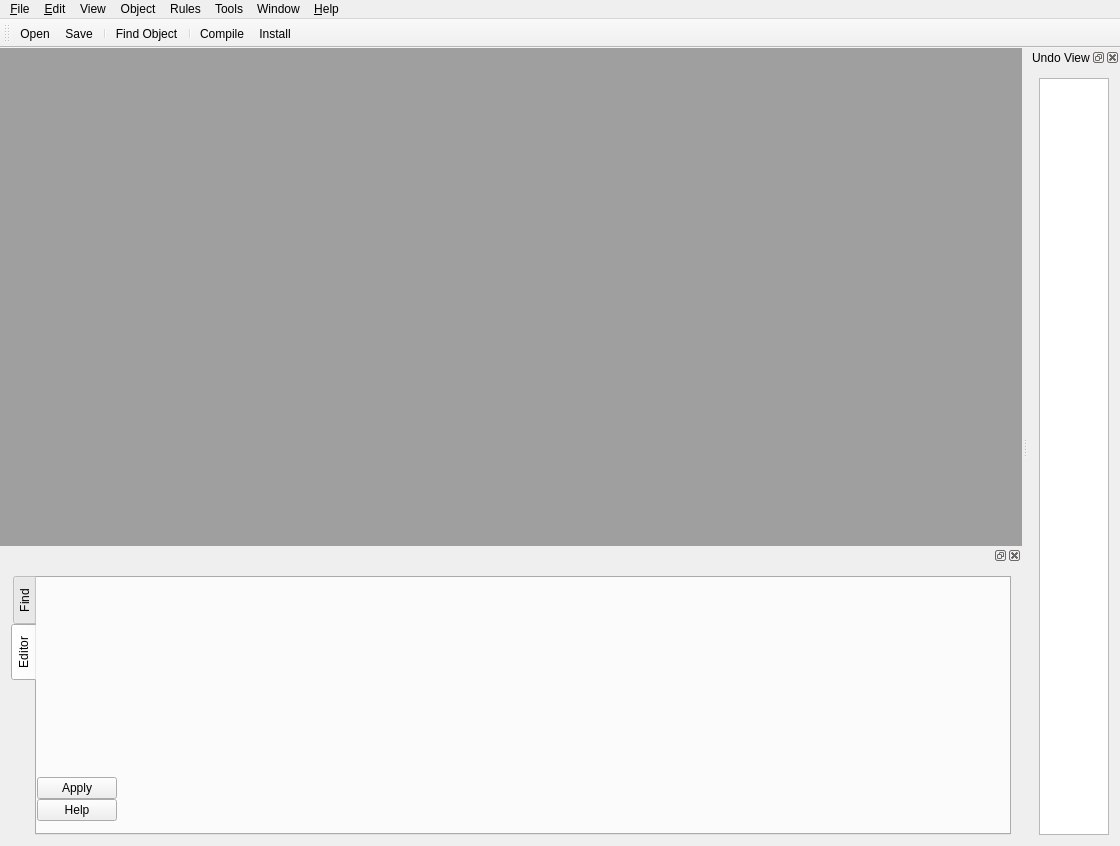
Old version of the form src/gui/FWBMainWindow_q.ui in the repository fwbuilder/fwbuilder.
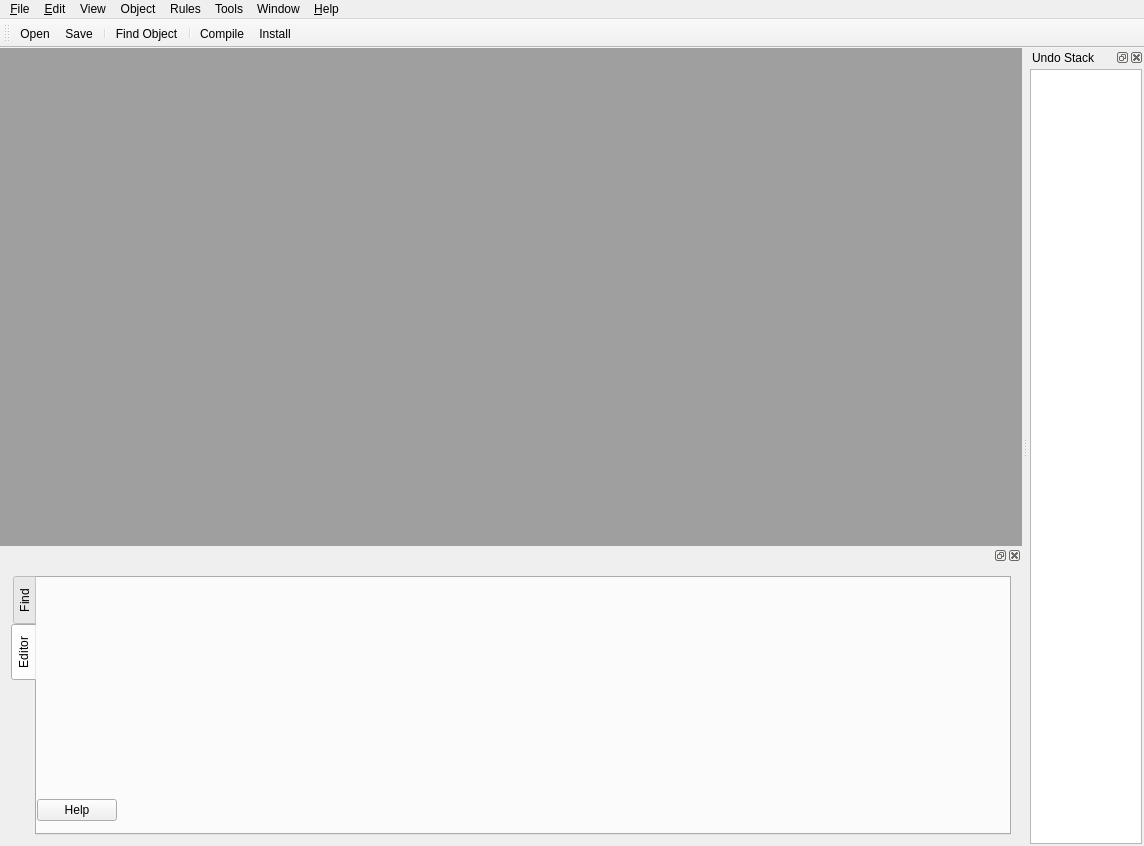
New version of the form. Icons and pictures are not drawn. Custom widgets are drawn as their Qt base class.

Commit message: object dialogs save changes instantly. Fixes #669

```diff
--- a/src/gui/FWBMainWindow_q.ui
+++ b/src/gui/FWBMainWindow_q.ui
@@ -5,11 +5,11 @@
   <property name="enabled">
    <bool>true</bool>
   </property>
-  <property name="geometry">
+  <property name="geometry" >
    <rect>
     <x>0</x>
     <y>0</y>
-    <width>1109</width>
+    <width>1144</width>
     <height>846</height>
    </rect>
   </property>
@@ -195,33 +195,14 @@
                </spacer>
               </item>
               <item>
-               <widget class="QPushButton" name="applyObjectEditorButton">
-                <property name="sizePolicy">
-                 <sizepolicy hsizetype="Preferred" vsizetype="Fixed">
+               <widget class="QPushButton" name="helpObjectEditorButton" >
+                <property name="sizePolicy" >
+                 <sizepolicy vsizetype="Fixed" hsizetype="Preferred" >
                   <horstretch>0</horstretch>
                   <verstretch>0</verstretch>
                  </sizepolicy>
                 </property>
-                <property name="minimumSize">
-                 <size>
-                  <width>0</width>
-                  <height>0</height>
-                 </size>
-                </property>
-                <property name="text">
-                 <string>Apply</string>
-                </property>
-               </widget>
-              </item>
-              <item>
-               <widget class="QPushButton" name="helpObjectEditorButton">
-                <property name="sizePolicy">
-                 <sizepolicy hsizetype="Preferred" vsizetype="Fixed">
-                  <horstretch>0</horstretch>
-                  <verstretch>0</verstretch>
-                 </sizepolicy>
-                </property>
-                <property name="text">
+                <property name="text" >
                  <string>Help</string>
                 </property>
                </widget>
@@ -704,25 +685,25 @@
    <attribute name="toolBarBreak">
     <bool>false</bool>
    </attribute>
-   <addaction name="toolbarFileOpen"/>
-   <addaction name="toolbarFileSave"/>
-   <addaction name="separator"/>
-   <addaction name="findAction"/>
-   <addaction name="separator"/>
-   <addaction name="compileAction"/>
-   <addaction name="installAction"/>
+   <addaction name="toolbarFileOpen" />
+   <addaction name="toolbarFileSave" />
+   <addaction name="separator" />
+   <addaction name="findAction" />
+   <addaction name="separator" />
+   <addaction name="compileAction" />
+   <addaction name="installAction" />
   </widget>
-  <widget class="QMenuBar" name="MenuBar">
-   <property name="geometry">
+  <widget class="QMenuBar" name="MenuBar" >
+   <property name="geometry" >
     <rect>
      <x>0</x>
      <y>0</y>
-     <width>1109</width>
-     <height>27</height>
+     <width>1144</width>
+     <height>22</height>
     </rect>
    </property>
-   <widget class="QMenu" name="editMenu">
-    <property name="title">
+   <widget class="QMenu" name="editMenu" >
+    <property name="title" >
      <string>&amp;Edit</string>
     </property>
     <addaction name="separator"/>
@@ -734,8 +715,8 @@
     <addaction name="separator"/>
     <addaction name="editPrefsAction"/>
    </widget>
-   <widget class="QMenu" name="ObjectMenu">
-    <property name="title">
+   <widget class="QMenu" name="ObjectMenu" >
+    <property name="title" >
      <string>Object</string>
     </property>
     <addaction name="newObjectAction"/>
@@ -744,15 +725,15 @@
     <addaction name="ObjectLockAction"/>
     <addaction name="ObjectUnlockAction"/>
    </widget>
-   <widget class="QMenu" name="toolsMenu">
-    <property name="title">
+   <widget class="QMenu" name="toolsMenu" >
+    <property name="title" >
      <string>Tools</string>
     </property>
     <addaction name="fileCompareAction"/>
     <addaction name="DiscoveryDruidAction"/>
    </widget>
-   <widget class="QMenu" name="helpMenu">
-    <property name="title">
+   <widget class="QMenu" name="helpMenu" >
+    <property name="title" >
      <string>&amp;Help</string>
     </property>
     <addaction name="helpAboutAction"/>
@@ -760,8 +741,8 @@
     <addaction name="helpAction"/>
     <addaction name="release_Notes_Action"/>
    </widget>
-   <widget class="QMenu" name="RulesMenu">
-    <property name="title">
+   <widget class="QMenu" name="RulesMenu" >
+    <property name="title" >
      <string>Rules</string>
     </property>
     <addaction name="insertRuleAction"/>
@@ -777,8 +758,8 @@
     <addaction name="compileAction"/>
     <addaction name="installAction"/>
    </widget>
-   <widget class="QMenu" name="fileMenu">
-    <property name="title">
+   <widget class="QMenu" name="fileMenu" >
+    <property name="title" >
      <string>&amp;File</string>
     </property>
     <widget class="QMenu" name="menuOpen_Recent">
@@ -808,40 +789,43 @@
     <addaction name="separator"/>
     <addaction name="fileExitAction"/>
    </widget>
-   <widget class="QMenu" name="menuWindow">
-    <property name="title">
+   <widget class="QMenu" name="menuWindow" >
+    <property name="title" >
      <string>Window</string>
     </property>
    </widget>
-   <widget class="QMenu" name="viewMenu">
-    <property name="title">
+   <widget class="QMenu" name="viewMenu" >
+    <property name="title" >
      <string>View</string>
     </property>
     <addaction name="actionObject_Tree"/>
     <addaction name="actionEditor_panel"/>
     <addaction name="actionUndo_view"/>
    </widget>
-   <addaction name="fileMenu"/>
-   <addaction name="editMenu"/>
-   <addaction name="viewMenu"/>
-   <addaction name="ObjectMenu"/>
-   <addaction name="RulesMenu"/>
-   <addaction name="toolsMenu"/>
-   <addaction name="menuWindow"/>
-   <addaction name="helpMenu"/>
+   <addaction name="fileMenu" />
+   <addaction name="editMenu" />
+   <addaction name="viewMenu" />
+   <addaction name="ObjectMenu" />
+   <addaction name="RulesMenu" />
+   <addaction name="toolsMenu" />
+   <addaction name="menuWindow" />
+   <addaction name="helpMenu" />
   </widget>
-  <widget class="QDockWidget" name="undoDockWidget">
-   <property name="windowTitle">
-    <string>Undo View</string>
+  <widget class="QDockWidget" name="undoDockWidget" >
+   <property name="windowTitle" >
+    <string>Undo Stack</string>
    </property>
    <attribute name="dockWidgetArea">
     <number>2</number>
    </attribute>
-   <widget class="QWidget" name="dockWidgetContents_2">
-    <layout class="QGridLayout" name="gridLayout_44">
-     <item row="0" column="0">
-      <widget class="QUndoView" name="undoView">
-       <property name="alternatingRowColors">
+   <widget class="QWidget" name="dockWidgetContents_2" >
+    <layout class="QGridLayout" name="gridLayout_44" >
+     <property name="margin" >
+      <number>2</number>
+     </property>
+     <item row="0" column="0" >
+      <widget class="QUndoView" name="undoView" >
+       <property name="alternatingRowColors" >
         <bool>false</bool>
        </property>
       </widget>
@@ -1428,7 +1412,7 @@
    </property>
   </action>
  </widget>
- <layoutdefault spacing="0" margin="11"/>
+ <layoutdefault spacing="0" margin="11" />
  <customwidgets>
   <customwidget>
    <class>QUndoView</class>
```
Left out of the diff: 1315 changed lines with no effect on the pictures. The commit also changes 42 other files.
